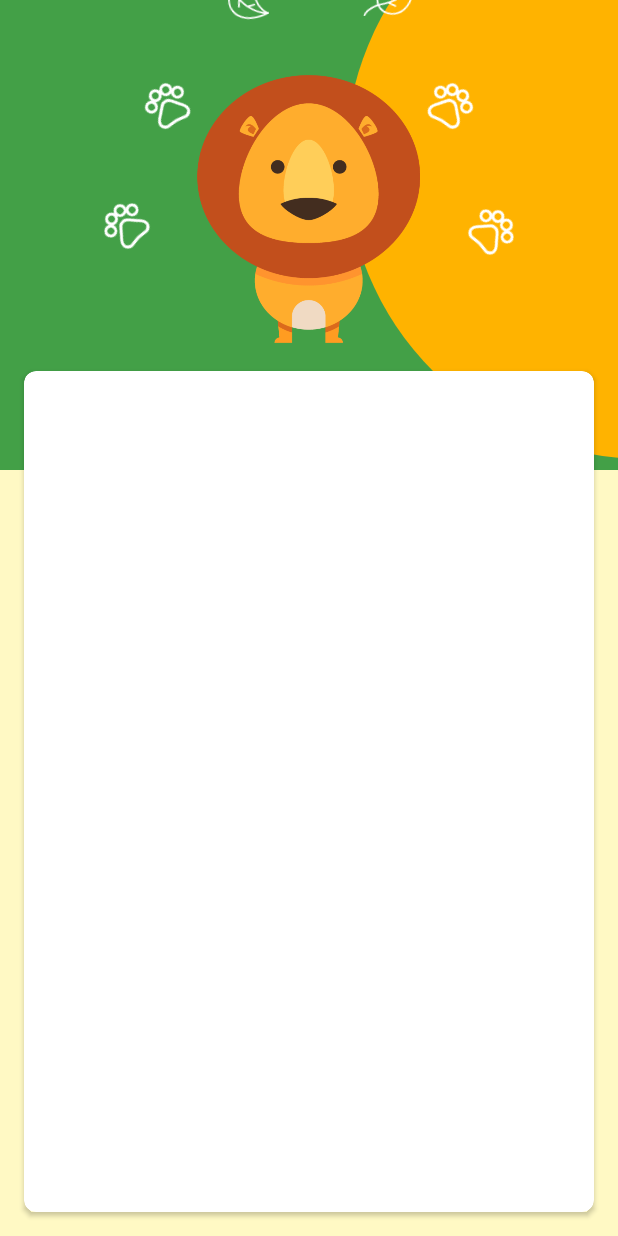
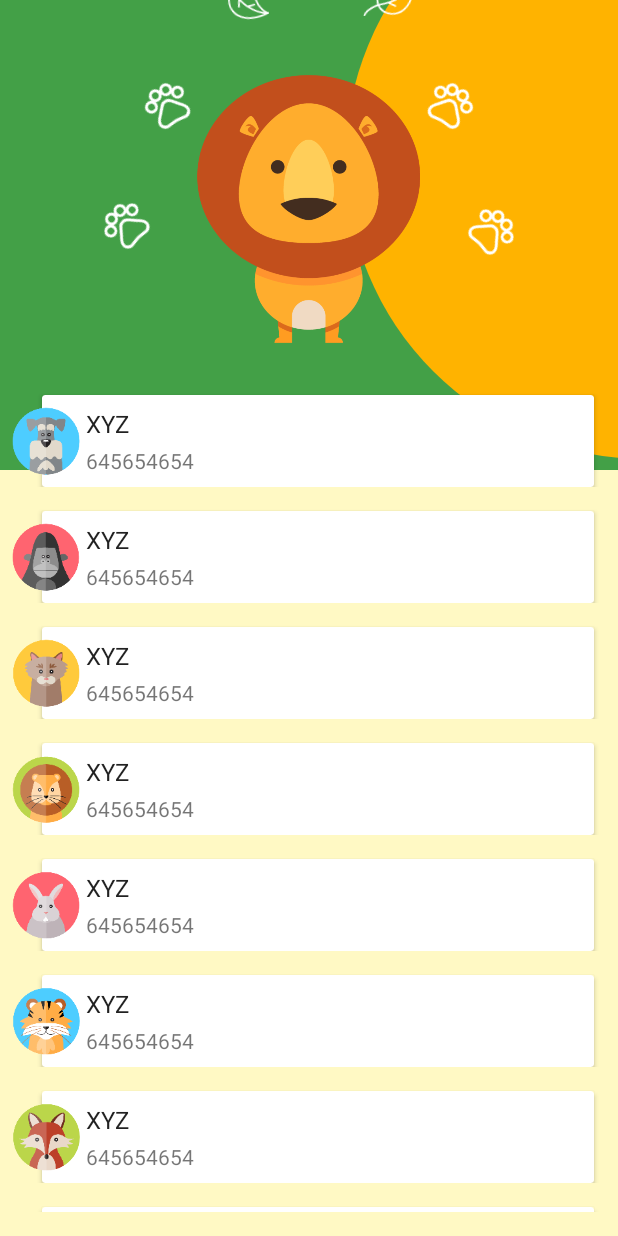
Before and after one commit to elizacamber/motion-layout-example, an Android app: the screen it shows after launch (MainActivity), on a phone screen of 412 x 824 dp. Run offline under Robolectric (Android 15) with nearby library versions, the phone set to English and light mode, and no system bars; our stand-ins replace CircleImageView.

Commit message:
fix and use the recyclerview. Delete the cardview

```diff
--- a/app/src/main/java/com/elizacamber/iliketomoveit/MainActivity.kt
+++ b/app/src/main/java/com/elizacamber/iliketomoveit/MainActivity.kt
@@ -7,34 +7,32 @@ import kotlinx.android.synthetic.main.activity_main_start.*
 
 class MainActivity : AppCompatActivity() {
 
+    private val contacts = arrayListOf<Contact>()
+    private val NUMBER_OF_ITEMS = 8
+
     override fun onCreate(savedInstanceState: Bundle?) {
         super.onCreate(savedInstanceState)
         setContentView(R.layout.activity_main_start)
 
         getData()
 
-//        rv_contacts.apply {
-//            setHasFixedSize(true)
-//            layoutManager = LinearLayoutManager(context)
-//            adapter = ContactsAdapter(context, contacts)
-//        }
+        rv_contacts.apply {
+            setHasFixedSize(true)
+            layoutManager = LinearLayoutManager(context)
+            adapter = ContactsAdapter(context, contacts)
+        }
     }
 
     private fun getData(){
         var count =0
         while (count < NUMBER_OF_ITEMS) {
-            contacts.add(Contact(getDrawableForPosition(count), "XYZ", "645654654"))
+            contacts.add(Contact(getDrawableForPosition(count+1), "XYZ", "645654654"))
             count ++
         }
     }
 
-    fun getDrawableForPosition(position:Int): Int? {
+    private fun getDrawableForPosition(position:Int): Int? {
         val name = "avatar_$position"
         return resources.getIdentifier(name, "drawable",packageName)
     }
-
-    companion object {
-        val contacts = arrayListOf<Contact>()
-        const val NUMBER_OF_ITEMS = 8
-    }
 }
--- a/app/src/main/res/layout/activity_main_start.xml
+++ b/app/src/main/res/layout/activity_main_start.xml
@@ -34,38 +34,18 @@
         app:layout_constraintVertical_bias="0.078"
         tools:ignore="ContentDescription" />
 
-    <android.support.v7.widget.CardView
-        android:id="@+id/cardview"
-        android:layout_width="0dp"
+    <android.support.v7.widget.RecyclerView
+        android:id="@+id/rv_contacts"
+        android:layout_width="match_parent"
         android:layout_height="0dp"
-        android:layout_marginStart="16dp"
-        android:layout_marginEnd="16dp"
         android:layout_marginBottom="16dp"
-        app:cardBackgroundColor="@color/cardview_light_background"
-        app:cardCornerRadius="8dp"
-        app:cardElevation="2dp"
-        app:contentPadding="16dp"
-        app:layout_constraintBottom_toBottomOf="@id/second_bg"
+        android:elevation="2dp"
+        app:layout_constraintBottom_toBottomOf="parent"
         app:layout_constraintEnd_toEndOf="parent"
         app:layout_constraintHorizontal_bias="0.0"
         app:layout_constraintStart_toStartOf="parent"
         app:layout_constraintTop_toTopOf="@id/guideline_horizontal30"
-        app:layout_constraintVertical_bias="0.0" >
-
-    </android.support.v7.widget.CardView>
-
-    <!--<android.support.v7.widget.RecyclerView-->
-        <!--android:id="@+id/rv_contacts"-->
-        <!--android:layout_width="match_parent"-->
-        <!--android:layout_height="wrap_content"-->
-        <!--tools:listitem="@layout/li_main"-->
-        <!--app:layout_constraintBottom_toBottomOf="@id/second_bg"-->
-        <!--app:layout_constraintEnd_toEndOf="parent"-->
-        <!--app:layout_constraintHorizontal_bias="0.0"-->
-        <!--app:layout_constraintStart_toStartOf="parent"-->
-        <!--app:layout_constraintTop_toTopOf="@id/guideline_horizontal30"-->
-        <!--app:layout_constraintVertical_bias="0.0"-->
-        <!--android:elevation="2dp"/>-->
+        tools:listitem="@layout/li_main" />
 
     <ImageView
         android:id="@+id/iv_paw_1"
```
Also changed, not shown: app/src/main/res/layout/activity_main_end.xml (+12 -15 lines).
